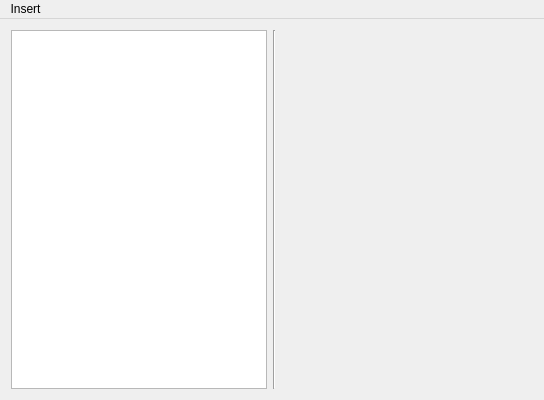
Old version of the form mainwindow.ui in the repository bsella/Emergence.
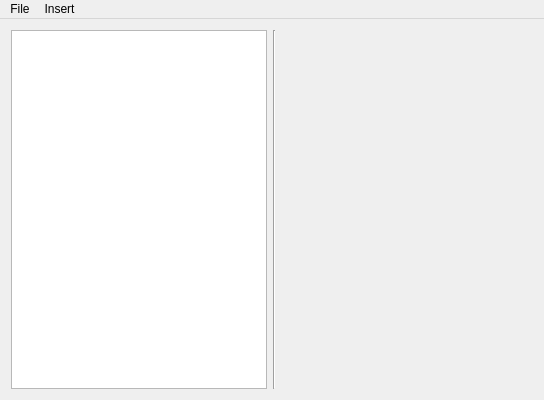
New version of the form. Custom widgets are drawn as their Qt base class.

What changed in the file:
```diff
--- a/mainwindow.ui
+++ b/mainwindow.ui
@@ -130,6 +130,15 @@
     <addaction name="menuPixel"/>
     <addaction name="actionRender"/>
    </widget>
+   <widget class="QMenu" name="menuFile">
+    <property name="title">
+     <string>File</string>
+    </property>
+    <addaction name="actionExport"/>
+    <addaction name="separator"/>
+    <addaction name="actionExit"/>
+   </widget>
+   <addaction name="menuFile"/>
    <addaction name="menuInsert"/>
   </widget>
   <action name="actionIf">
```
Left out of the diff: 12 changed lines with no effect on the pictures.
